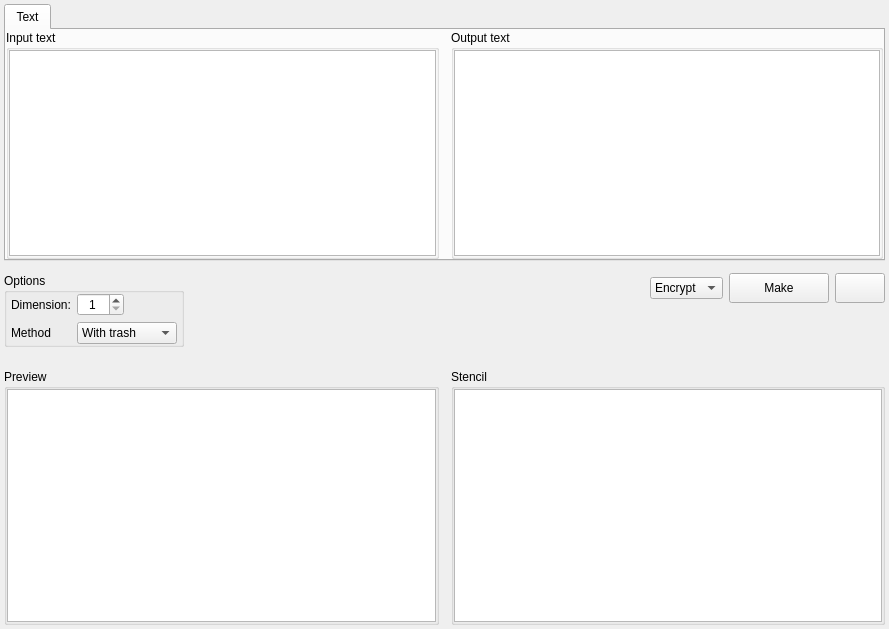
Old version of the form app/gui/symmetric/cardan_grille/cardan_grille.ui in the repository vasilypht/crypto-methods.
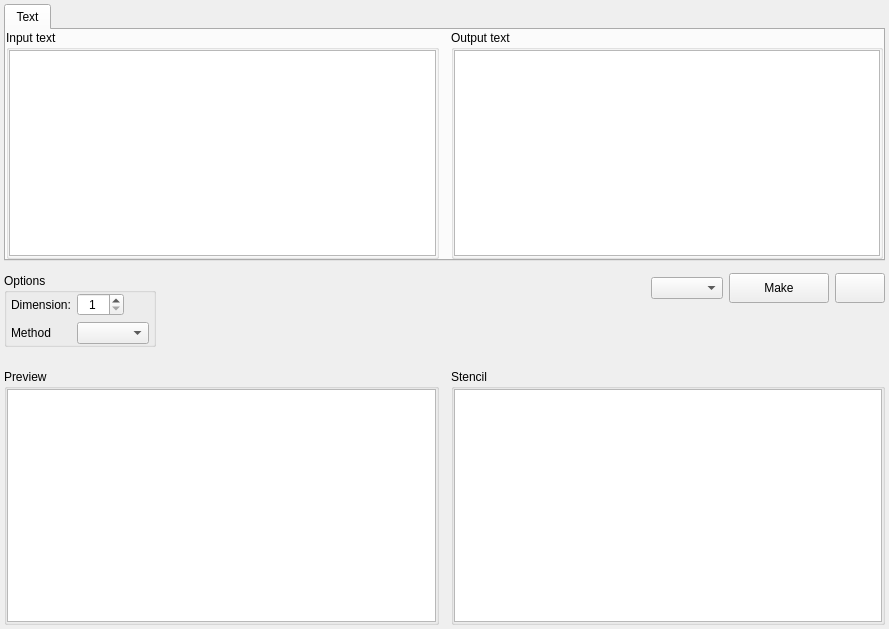
New version of the form.

Commit message: Added documentation to the cardan_grille.py module, as well as to the corresponding widget.

Diff of the .ui file:
```diff
--- a/app/gui/symmetric/cardan_grille/cardan_grille.ui
+++ b/app/gui/symmetric/cardan_grille/cardan_grille.ui
@@ -261,16 +261,6 @@
                  <verstretch>0</verstretch>
                 </sizepolicy>
                </property>
-               <item>
-                <property name="text">
-                 <string>With trash</string>
-                </property>
-               </item>
-               <item>
-                <property name="text">
-                 <string>Without trash</string>
-                </property>
-               </item>
               </widget>
              </item>
             </layout>
@@ -320,18 +310,7 @@
            <enum>QLayout::SetDefaultConstraint</enum>
           </property>
           <item>
-           <widget class="QComboBox" name="combo_box_mode">
-            <item>
-             <property name="text">
-              <string>Encrypt</string>
-             </property>
-            </item>
-            <item>
-             <property name="text">
-              <string>Decrypt</string>
-             </property>
-            </item>
-           </widget>
+           <widget class="QComboBox" name="combo_box_enc_proc"/>
           </item>
           <item>
            <widget class="QPushButton" name="button_make">
```
Left out of the diff: 2 changed lines with no effect on the pictures. The commit also changes 3 other files.
